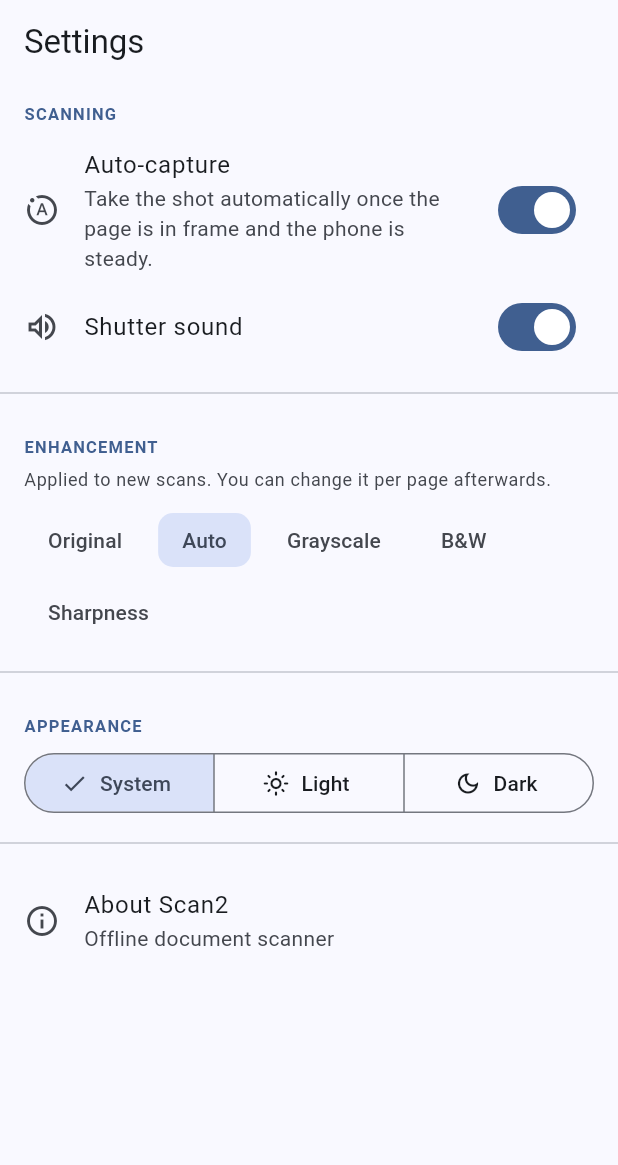
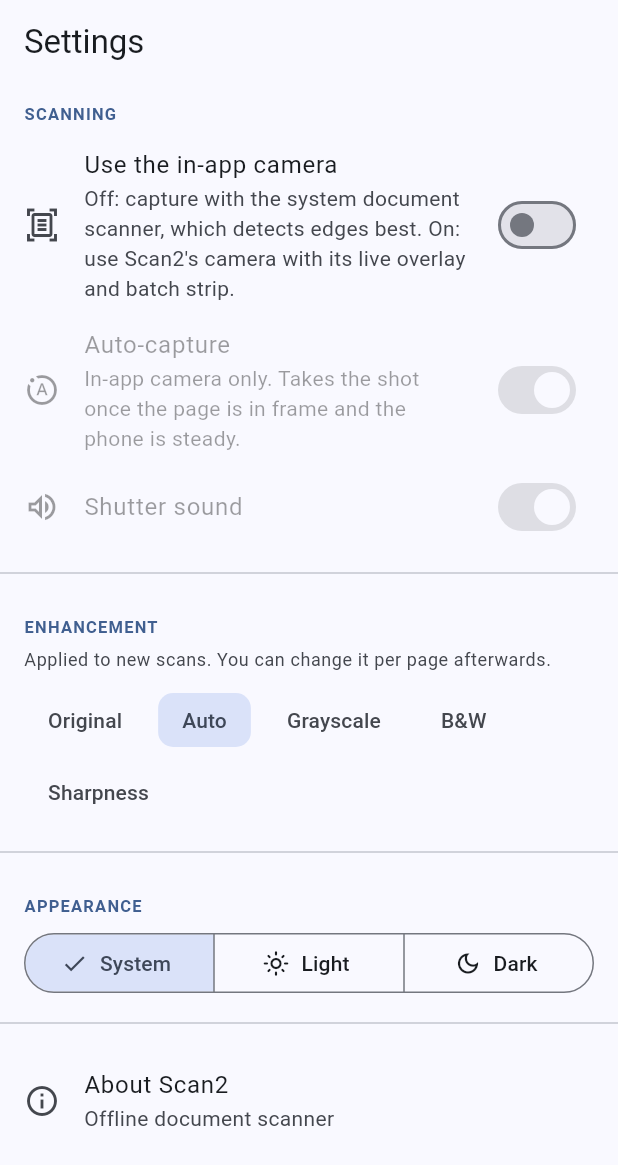
Before and after one commit to rakpa/scan2, a Flutter app: the SettingsScreen screen opened by its route, on a phone screen of 412 x 824 dp. Shown: the top 1165 px of the screen. Run offline on Flutter 3.47's test engine with Material 3 defaults, Android fonts, the phone set to English and light mode, and no system bars; our stand-ins replace camera, flutter_riverpod, go_router, image_picker, pdf, permission_handler and 2 more; missing offline and left inert: cunning_document_scanner; accounts and stored records are empty.

Commit message:
feat: scan with the system document scanner by default
Reported twice from the device: the in-app camera still fails to find edges,
while the system scanner button in the corner works every time. This makes
that the main scan screen instead of continuing to tune the in-app detector.

Tapping Scan now opens VisionKit on iOS and ML Kit Document Scanner on
Android. Those are trained models maintained by Apple and Google, and they
beat a geometric detector on exactly the frames that matter — a small card on
a patterned surface, poor light, an odd angle. Scan2's value is what happens
after the capture: enhancement, multi-page documents, re-editable pages,
export. The capture step should use whatever detects best on the device.

Pages come back already perspective-corrected, so they are enhanced with the
default filter and filed as one document, with the untouched capture kept
alongside as usual. They are recorded as full-frame: without that, reopening
the editor would run detection on an already-cropped page and crop a second
time, into the content.

The in-app camera is kept behind a Settings toggle for its live overlay and
batch strip; auto-capture and shutter sound now only apply to it.

Co-Authored-By: Claude Opus 5 <noreply@anthropic.com>
Claude-Session: https://claude.ai/code/session_01A4LHDeY7uVmwSAcC6wPe9w

```diff
--- a/lib/app_router.dart
+++ b/lib/app_router.dart
@@ -2,6 +2,7 @@ import 'package:flutter/material.dart';
 import 'package:flutter_riverpod/flutter_riverpod.dart';
 import 'package:go_router/go_router.dart';
 import 'package:scan2/features/camera/presentation/camera_screen.dart';
+import 'package:scan2/features/camera/presentation/native_scan_screen.dart';
 import 'package:scan2/features/crop/domain/crop_args.dart';
 import 'package:scan2/features/crop/presentation/crop_screen.dart';
 import 'package:scan2/features/library/presentation/document_detail_screen.dart';
@@ -9,6 +10,7 @@ import 'package:scan2/features/library/presentation/library_screen.dart';
 import 'package:scan2/features/onboarding/presentation/onboarding_screen.dart';
 import 'package:scan2/features/settings/presentation/settings_screen.dart';
 import 'package:scan2/features/shared/providers/onboarding_provider.dart';
+import 'package:scan2/features/shared/providers/settings_provider.dart';
 
 final appRouterProvider = Provider<GoRouter>((ref) {
   final router = GoRouter(
@@ -43,7 +45,12 @@ final appRouterProvider = Provider<GoRouter>((ref) {
       ),
       GoRoute(
         path: '/camera',
-        builder: (context, state) => const CameraScreen(),
+        builder: (context, state) {
+          // The platform scanner is the default capture path; the in-app
+          // camera is opt-in from Settings.
+          final inApp = ref.read(settingsProvider).useInAppCamera;
+          return inApp ? const CameraScreen() : const NativeScanScreen();
+        },
       ),
       GoRoute(
         path: '/crop',
--- a/lib/features/camera/domain/native_document_scanner.dart
+++ b/lib/features/camera/domain/native_document_scanner.dart
@@ -7,6 +7,8 @@ import 'package:permission_handler/permission_handler.dart';
 /// This is the production-quality edge detection path (platform CV), not the
 /// live preview heuristic. Returns cropped page image paths, or null if cancelled.
 class NativeDocumentScanner {
+  const NativeDocumentScanner();
+
   Future<List<String>?> scan({int maxPages = 24}) async {
     if (kIsWeb) return null;
 
--- a/lib/features/library/presentation/library_screen.dart
+++ b/lib/features/library/presentation/library_screen.dart
@@ -284,8 +284,8 @@ class _EmptyLibrary extends StatelessWidget {
             Text('No scans yet', style: theme.textTheme.titleLarge),
             const SizedBox(height: 8),
             Text(
-              'Point the camera at a document and Scan2 finds the edges, '
-              'straightens the page and cleans it up automatically.',
+              'Tap Scan. Your device finds the page edges, and Scan2 '
+              'straightens and cleans it up automatically.',
               textAlign: TextAlign.center,
               style: theme.textTheme.bodyMedium?.copyWith(
                 color: theme.colorScheme.onSurfaceVariant,
--- a/lib/features/settings/presentation/settings_screen.dart
+++ b/lib/features/settings/presentation/settings_screen.dart
@@ -19,20 +19,33 @@ class SettingsScreen extends ConsumerWidget {
         children: [
           _SectionHeader('Scanning'),
           SwitchListTile(
+            secondary: const Icon(Icons.document_scanner_outlined),
+            title: const Text('Use the in-app camera'),
+            subtitle: const Text(
+              'Off: capture with the system document scanner, which detects '
+              'edges best. On: use Scan2\'s camera with its live overlay and '
+              'batch strip.',
+            ),
+            value: settings.useInAppCamera,
+            onChanged: notifier.setUseInAppCamera,
+          ),
+          SwitchListTile(
             secondary: const Icon(Icons.motion_photos_auto_outlined),
             title: const Text('Auto-capture'),
             subtitle: const Text(
-              'Take the shot automatically once the page is in frame '
+              'In-app camera only. Takes the shot once the page is in frame '
               'and the phone is steady.',
             ),
             value: settings.autoCapture,
-            onChanged: notifier.setAutoCapture,
+            onChanged: settings.useInAppCamera ? notifier.setAutoCapture : null,
           ),
           SwitchListTile(
             secondary: const Icon(Icons.volume_up_outlined),
             title: const Text('Shutter sound'),
             value: settings.shutterSound,
-            onChanged: notifier.setShutterSound,
+            onChanged: settings.useInAppCamera
+                ? notifier.setShutterSound
+                : null,
           ),
           const Divider(height: 32),
 
--- a/pubspec.yaml
+++ b/pubspec.yaml
@@ -1,7 +1,7 @@
 name: scan2
 description: "Scan2 — an offline document scanner with live edge detection, auto-capture, perspective correction and scan filters."
 publish_to: 'none'
-version: 1.0.1+716
+version: 1.0.1+717
 
 environment:
   sdk: '^3.12.0'
```
Also changed, not shown: lib/features/camera/presentation/native_scan_screen.dart (added, +176 -0 lines), lib/features/shared/providers/settings_provider.dart (+18 -0 lines), 1 other file.
